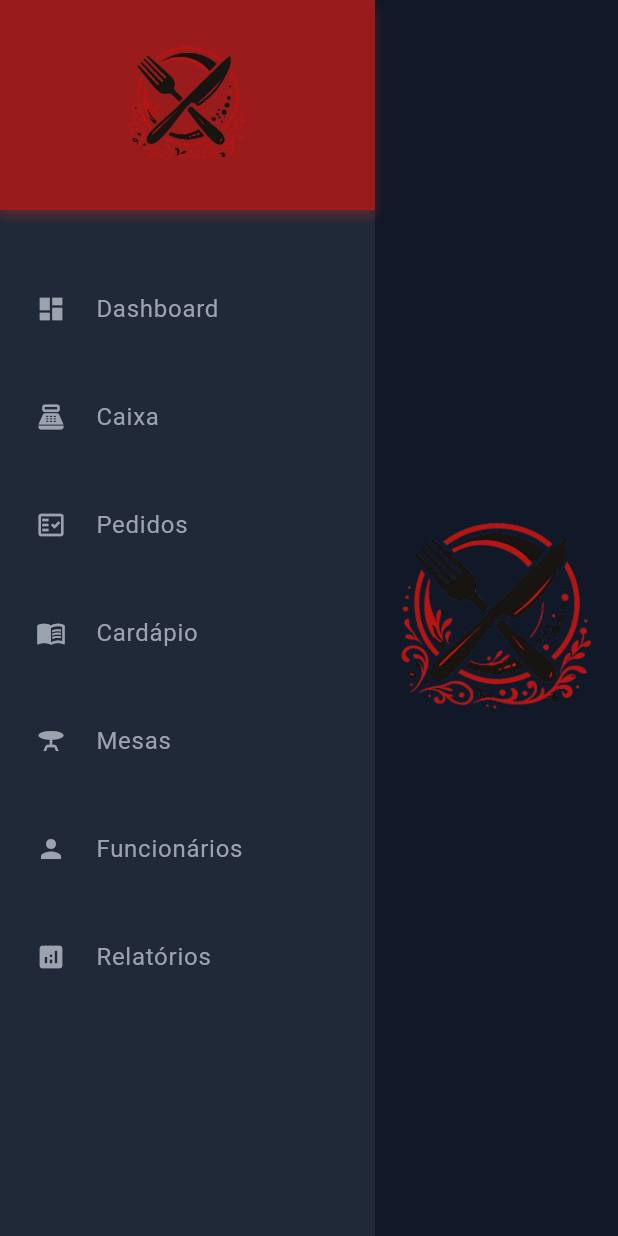
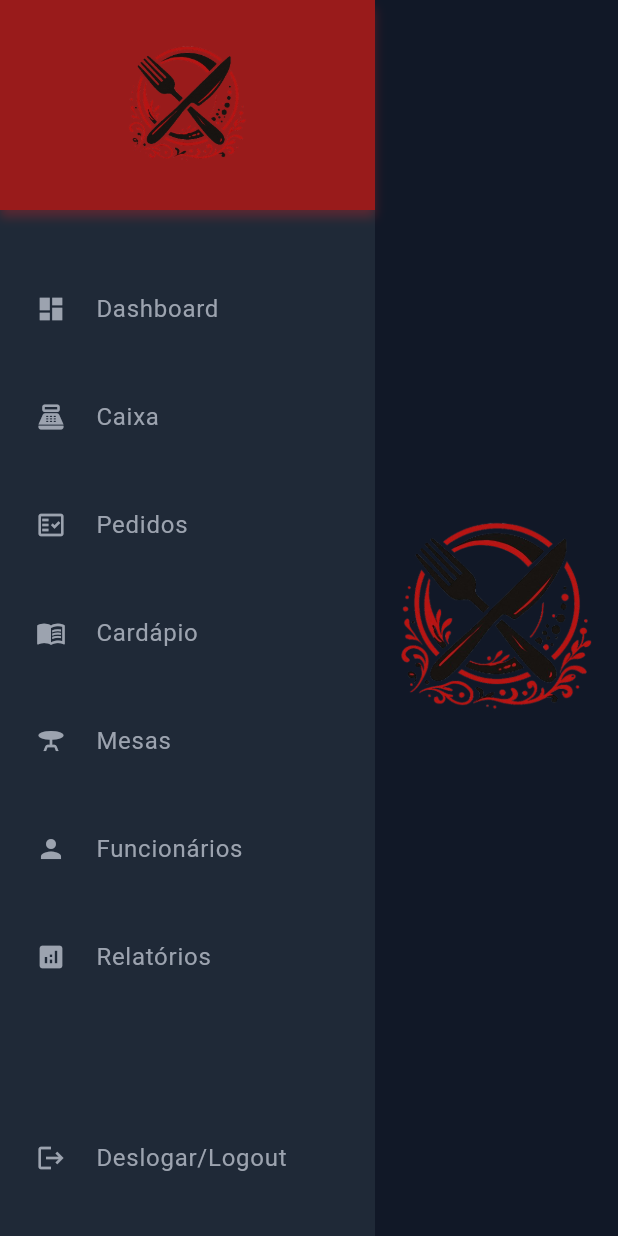
Before and after one commit to IGuilherme6/FlowOrderTCC, a Flutter app: the screen it shows once a user with an empty profile is signed in, on a phone screen of 412 x 824 dp. Run offline on Flutter 3.47's test engine with Material 3 defaults, Android fonts, the phone set to English and light mode, and no system bars; our stand-ins replace cloud_firestore, firebase_auth, firebase_core; accounts and stored records are empty.

Commit message:
Funcionalidade de logout

```diff
--- a/lib/firebase/LoginFirebase.dart
+++ b/lib/firebase/LoginFirebase.dart
@@ -1,5 +1,6 @@
 import 'package:firebase_auth/firebase_auth.dart';
 import 'package:floworder/auxiliar/Validador.dart';
+import 'package:flutter/cupertino.dart';
 
 class LoginFirebase {
   final FirebaseAuth _auth = FirebaseAuth.instance;
--- a/lib/firebase/UsuarioFirebase.dart
+++ b/lib/firebase/UsuarioFirebase.dart
@@ -76,6 +76,7 @@ class UsuarioFirebase {
       'telefone': usuario.telefone,
       'cargo': usuario.cargo,
       'cpf': usuario.cpf,
+      'gerenteUid': gerenteId,
       'ativo': true,
       'criadoEm': FieldValue.serverTimestamp(),
     });
@@ -153,6 +154,7 @@ class UsuarioFirebase {
       'telefone': usuario.telefone,
       'cargo': usuario.cargo,
       'cpf': usuario.cpf,
+      'gerenteUid': gerenteId,
     });
   }
 
--- a/lib/view/BarraLateral.dart
+++ b/lib/view/BarraLateral.dart
@@ -1,3 +1,6 @@
+import 'dart:ui' as html;
+
+import 'package:floworder/firebase/LoginFirebase.dart';
 import 'package:floworder/view/TelaHome.dart';
 import 'package:flutter/material.dart';
 import 'package:floworder/view/TelaCaixa.dart';
@@ -15,6 +18,10 @@ class Barralateral extends StatelessWidget {
 
   const Barralateral({Key? key, required this.currentRoute}) : super(key: key);
 
+  Future<void> logout() async {
+    LoginFirebase loginFirebase = LoginFirebase();
+    loginFirebase.logout();
+  }
   @override
   Widget build(BuildContext context) {
     return Container(
@@ -108,6 +115,31 @@ class Barralateral extends StatelessWidget {
               ],
             ),
           ),
+          Container(//botão de sair
+            margin: const EdgeInsets.all(8),
+            child: ListTile(
+              leading: Icon(
+                Icons.logout,
+                color: Cores.textGray,
+                size: 20,
+              ),
+              title: Text(
+                'Deslogar/Logout',
+                style: TextStyle(
+                  color: Cores.textGray,
+                  fontSize: 16,
+                  fontWeight: FontWeight.normal,
+                ),
+              ),
+              onTap: () async {
+                Navigator.pushReplacementNamed(context, '/telalogin');
+                await logout();
+              },
+              dense: true,
+              contentPadding: const EdgeInsets.symmetric(horizontal: 16),
+            ),
+          ),
+          const SizedBox(height: 20),
         ],
       ),
     );
--- a/lib/view/Tela_CadastroUsuario.dart
+++ b/lib/view/Tela_CadastroUsuario.dart
@@ -288,7 +288,7 @@ class _TelaCadastroUsuarioState extends State<TelaCadastroUsuario> {
                                           style: TextStyle(color: Cores.textWhite),
                                         ),
                                         content: Text(
-                                          'Tem certeza que deseja excluir este funcionário?',
+                                          'Tem certeza que deseja excluir este funcionário? a exclusão será permanente',
                                           style: TextStyle(color: Cores.textWhite),
                                         ),
                                         actions: [
```
